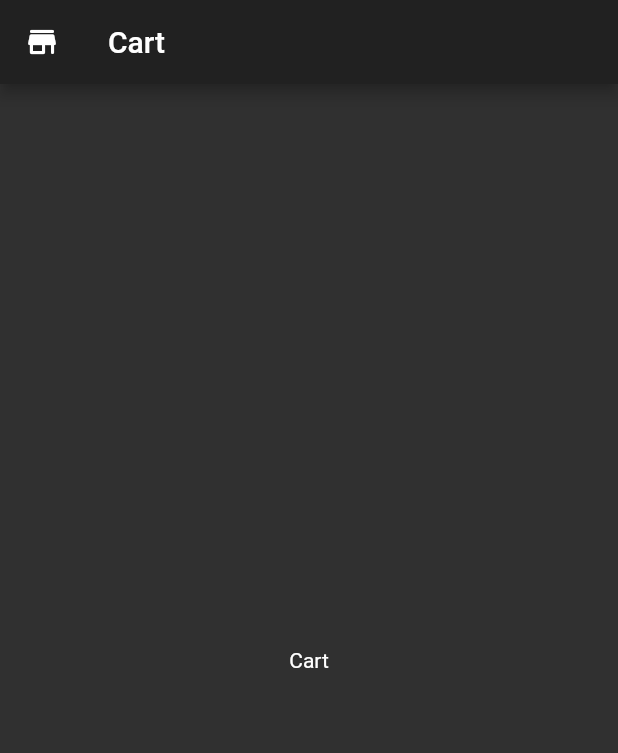
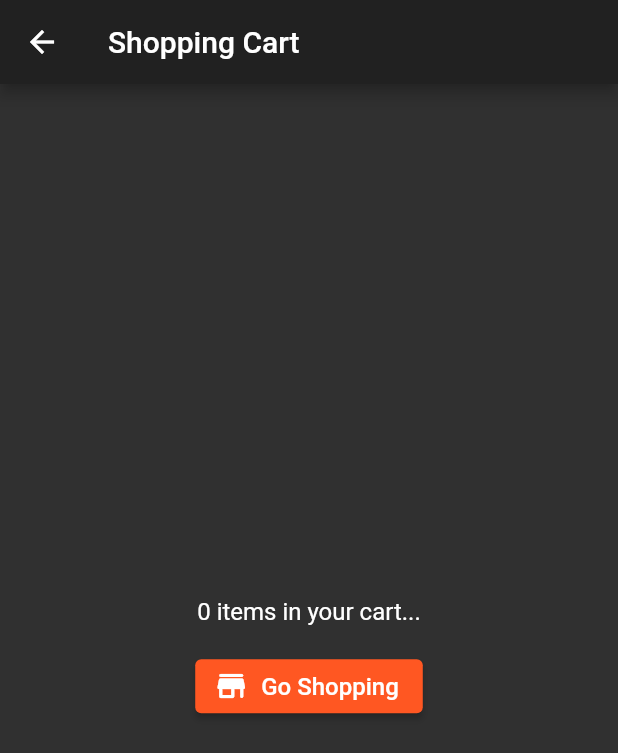
Before and after one commit to acdigital-git/catalog-app, a Flutter app: the CartViewModel screen opened by its route, on a phone screen of 412 x 824 dp. Shown: the top 753 px of the screen. Run offline on Flutter 3.47's test engine with Material 2 defaults, Android fonts, the phone set to English and light mode, and no system bars; our stand-ins replace flutter_hooks, hooks_riverpod.

Commit message:
Add Cart feature

```diff
--- a/lib/src/constants/app_globals.dart
+++ b/lib/src/constants/app_globals.dart
@@ -1,5 +1,5 @@
 class AppGlobals {
   static const appTitle = 'Catalog App';
   static const catalogTitle = 'Catalog';
-  static const cartTitle = 'Cart';
+  static const cartTitle = 'Shopping Cart';
 }
--- /dev/null
+++ b/lib/src/constants/app_routes.dart
@@ -0,0 +1,4 @@
+class AppRoutes {
+  static const String catalog = '/';
+  static const String cart = '/cart';
+}
--- a/lib/src/views/cart/cart_view_model.dart
+++ b/lib/src/views/cart/cart_view_model.dart
@@ -1,21 +1,24 @@
+import 'package:catalog_app/core/providers/cart_providers.dart';
+import 'package:catalog_app/src/views/cart/components/cart_empty.dart';
+import 'package:catalog_app/src/views/cart/components/cart_listview.dart';
 import 'package:flutter/material.dart';
+import 'package:flutter_hooks/flutter_hooks.dart';
+import 'package:hooks_riverpod/hooks_riverpod.dart';
 
-class CartViewModel extends StatelessWidget {
+class CartViewModel extends HookWidget {
   const CartViewModel({Key? key, required String title})
       : _title = title,
         super(key: key);
   final String _title;
   @override
   Widget build(BuildContext context) {
+    final _emptyCart = useProvider(cartNotifier.select((list) => list.isEmpty));
     return SafeArea(
       child: Scaffold(
         appBar: AppBar(
-          leading: Icon(Icons.store_rounded),
           title: Text(_title),
         ),
-        body: Center(
-          child: Text('Cart'),
-        ),
+        body: _emptyCart ? CartEmpty() : CartListView(),
       ),
     );
   }
--- /dev/null
+++ b/lib/src/views/cart/components/cart_empty.dart
@@ -0,0 +1,33 @@
+import 'package:catalog_app/src/constants/app_routes.dart';
+import 'package:flutter/material.dart';
+
+class CartEmpty extends StatelessWidget {
+  const CartEmpty({
+    Key? key,
+  }) : super(key: key);
+
+  @override
+  Widget build(BuildContext context) {
+    return Container(
+      width: double.infinity,
+      child: Column(
+        mainAxisAlignment: MainAxisAlignment.center,
+        children: [
+          Text(
+            '0 items in your cart...',
+            style: const TextStyle(fontSize: 16.0),
+          ),
+          const SizedBox(height: 16.0),
+          ElevatedButton.icon(
+            onPressed: () => Navigator.pushNamed(context, AppRoutes.catalog),
+            icon: Icon(Icons.store_rounded),
+            label: Text(
+              'Go Shopping',
+              style: const TextStyle(fontSize: 16.0),
+            ),
+          ),
+        ],
+      ),
+    );
+  }
+}
--- a/lib/src/views/catalog/catalog_view_model.dart
+++ b/lib/src/views/catalog/catalog_view_model.dart
@@ -1,3 +1,4 @@
+import 'package:catalog_app/src/constants/app_routes.dart';
 import 'package:catalog_app/src/views/catalog/components/products_listview.dart';
 import 'package:flutter/material.dart';
 
@@ -13,6 +14,12 @@ class CatalogViewModel extends StatelessWidget {
         appBar: AppBar(
           leading: Icon(Icons.store_rounded),
           title: Text(_title),
+          actions: [
+            IconButton(
+              icon: Icon(Icons.shopping_cart_rounded),
+              onPressed: () => Navigator.pushNamed(context, AppRoutes.cart),
+            )
+          ],
         ),
         body: ProductsListView(),
       ),
```
Also changed, not shown: lib/main.dart (+6 -21 lines), lib/src/views/app_wrapper.dart (added, +23 -0 lines), lib/src/views/cart/components/cart_listview.dart (+41 -0 lines).
